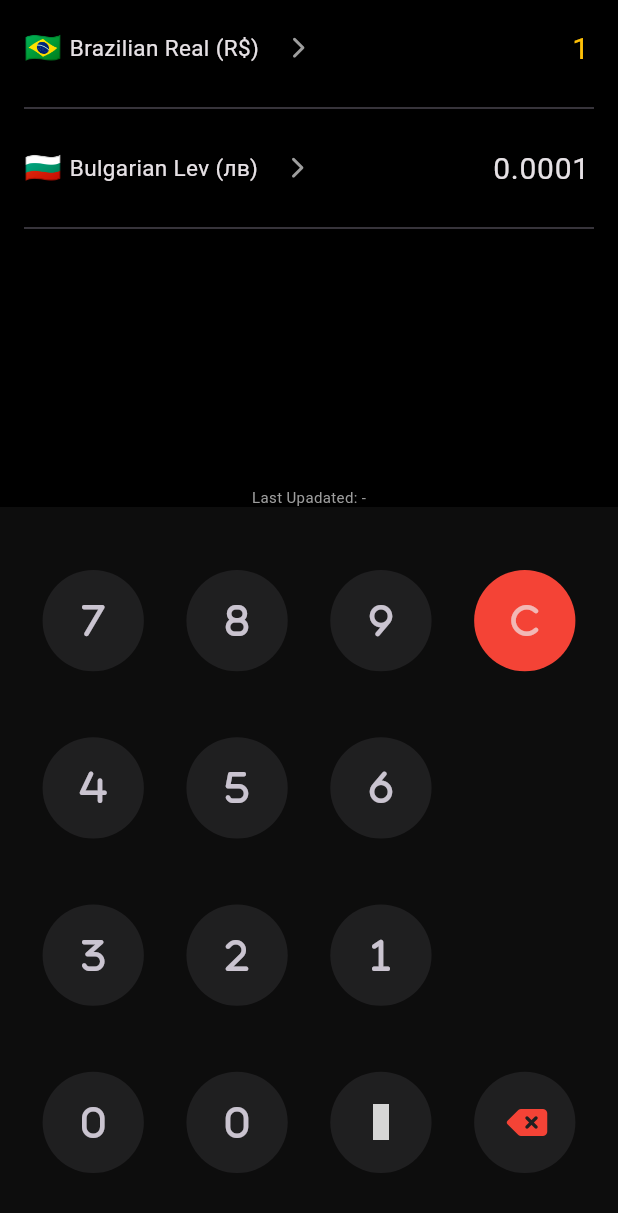
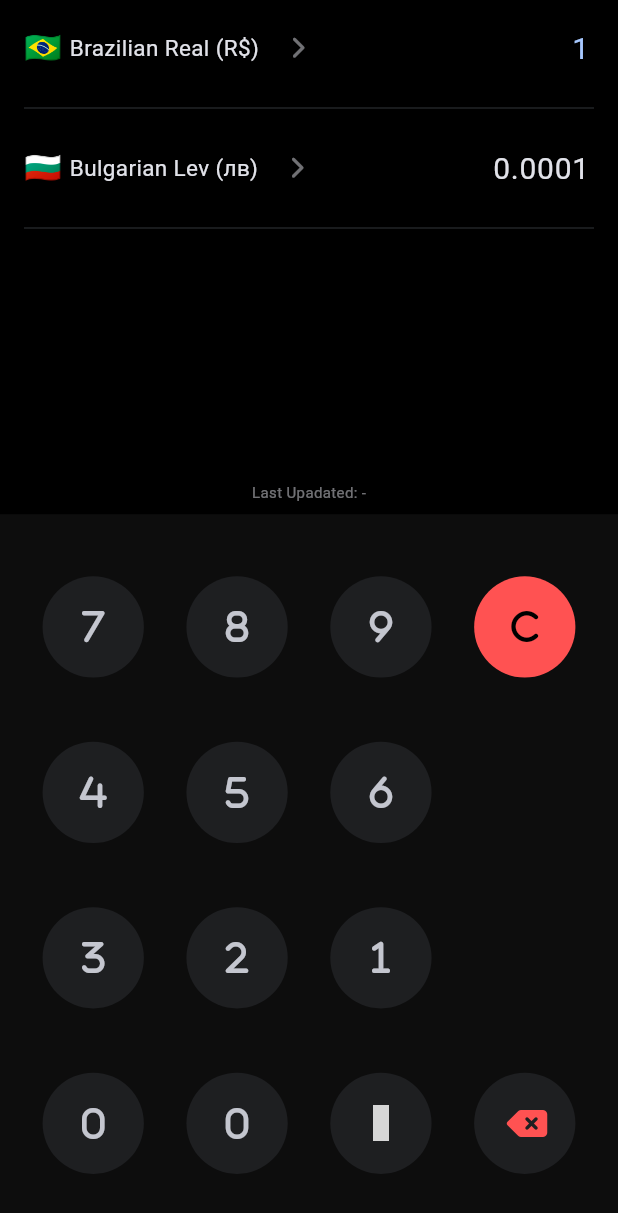
Before and after one commit to rajput-hemant/calculator, a Flutter app: the ExchangeRateScreen screen opened by its route, on a phone screen of 412 x 824 dp. Shown: the top 1213 px of the screen. Run offline on Flutter 3.47's test engine with Material 2 defaults, Android fonts, the phone set to English and light mode, and no system bars; our stand-ins replace flutter_dotenv, flutter_riverpod, font_awesome_flutter, math_expressions, rflutter_alert, shared_preferences; accounts and stored records are empty; network calls fail; grey boxes are pictures that could not be loaded.

```diff
--- a/lib/main.dart
+++ b/lib/main.dart
@@ -61,6 +61,7 @@ class Calculator extends ConsumerWidget {
         Routes.powerConversionScreen: (context) =>
             const PowerConversionScreen(),
         Routes.settingsScreen: (context) => const SettingsScreen(),
+        Routes.aboutScreen: (context) => const AboutScreen(),
       },
     );
   }
--- a/lib/screens/exchange_rate_screen.dart
+++ b/lib/screens/exchange_rate_screen.dart
@@ -139,7 +139,7 @@ class _ExchangeRateScreenState extends ConsumerState<ExchangeRateScreen> {
                   ),
                   const Padding(
                     padding: EdgeInsets.all(8),
-                    child: Divider(),
+                    child: Divider(thickness: 0.5),
                   ),
                   FieldListTile(
                     list: Currency.currenciesList,
@@ -163,17 +163,20 @@ class _ExchangeRateScreenState extends ConsumerState<ExchangeRateScreen> {
                   ),
                   const Padding(
                     padding: EdgeInsets.all(8),
-                    child: Divider(),
+                    child: Divider(thickness: 0.5),
                   ),
                 ],
               ),
             ),
           ),
-          Text(
-            "Last Upadated: $_lastUpdated",
-            style: const TextStyle(
-              fontSize: 10,
-              color: Colors.grey,
+          Padding(
+            padding: const EdgeInsets.only(bottom: 8),
+            child: Text(
+              "Last Upadated: $_lastUpdated",
+              style: TextStyle(
+                fontSize: 10,
+                color: Theme.of(context).colorScheme.onSurface.withOpacity(0.5),
+              ),
             ),
           ),
           Expanded(
--- a/lib/screens/screens.dart
+++ b/lib/screens/screens.dart
@@ -12,3 +12,4 @@ export 'volume_conversion_screen.dart';
 export 'weight_conversion_screen.dart';
 export 'time_conversion_screen.dart';
 export 'temeprature_conversion_screen.dart';
+export 'about_screen.dart';
--- a/lib/screens/unit_converter_screen.dart
+++ b/lib/screens/unit_converter_screen.dart
@@ -29,7 +29,7 @@ class UnitConverterScreen extends ConsumerWidget {
           ),
         UnitItem(
           icon: FontAwesomeIcons.ruler,
-          label: "length",
+          label: "Length",
           onPressed: () =>
               Navigator.pushNamed(context, Routes.lengthConversionScreen),
         ),
--- a/lib/theme/dark.dart
+++ b/lib/theme/dark.dart
@@ -1,35 +1,11 @@
 import 'package:flutter/material.dart';
 
-const darkColorScheme = ColorScheme(
+final darkColorScheme = ColorScheme.fromSeed(
+  seedColor: const Color(0x00207CDF),
   brightness: Brightness.dark,
-  primary: Color(0xFF2196F3),
-  onPrimary: Color(0xFF381E72),
-  primaryContainer: Color(0xFF4F378B),
-  onPrimaryContainer: Color(0xFFEADDFF),
-  secondary: Color(0xFFCCC2DC),
-  onSecondary: Color(0xFF332D41),
-  secondaryContainer: Color(0xFF4A4458),
-  onSecondaryContainer: Color(0xFFE8DEF8),
-  tertiary: Color(0xFFEFB8C8),
-  onTertiary: Color(0xFF492532),
-  tertiaryContainer: Color(0xFF633B48),
-  onTertiaryContainer: Color(0xFFFFD8E4),
-  error: Color(0xFFF2B8B5),
-  onError: Color(0xFF601410),
-  errorContainer: Color(0xFF8C1D18),
-  onErrorContainer: Color(0xFFF9DEDC),
-  outline: Color(0xFF938F99),
-  background: Color(0xFF000000),
-  onBackground: Color(0xFFE6E1E5),
-  surface: Color(0xFF000000),
-  onSurface: Color(0xFFE6E1E5),
-  surfaceVariant: Color(0xFF49454F),
-  onSurfaceVariant: Color(0xFFCAC4D0),
-  inverseSurface: Color(0xFFE6E1E5),
-  onInverseSurface: Color(0xFF313033),
-  inversePrimary: Color(0xFF6750A4),
-  shadow: Color(0xFF000000),
-  surfaceTint: Color(0xFF2196F3),
-  outlineVariant: Color(0xFF49454F),
-  scrim: Color(0xFF000000),
+  secondary: Colors.white.withOpacity(0.05),
+  background: Colors.black,
+  error: Colors.redAccent,
+  errorContainer: Colors.black,
+  surface: Colors.black,
 );
--- a/lib/theme/light.dart
+++ b/lib/theme/light.dart
@@ -1,35 +1,9 @@
 import 'package:flutter/material.dart';
 
-const lightColorScheme = ColorScheme(
+final lightColorScheme = ColorScheme.fromSeed(
+  seedColor: const Color(0x00207CDF),
   brightness: Brightness.light,
-  primary: Color(0xFF6750A4),
-  onPrimary: Color(0xFFFFFFFF),
-  primaryContainer: Color(0xFFEADDFF),
-  onPrimaryContainer: Color(0xFF21005D),
-  secondary: Color(0xFF625B71),
-  onSecondary: Color(0xFFFFFFFF),
-  secondaryContainer: Color(0xFFE8DEF8),
-  onSecondaryContainer: Color(0xFF1D192B),
-  tertiary: Color(0xFF7D5260),
-  onTertiary: Color(0xFFFFFFFF),
-  tertiaryContainer: Color(0xFFFFD8E4),
-  onTertiaryContainer: Color(0xFF31111D),
-  error: Color(0xFFB3261E),
-  onError: Color(0xFFFFFFFF),
-  errorContainer: Color(0xFFF9DEDC),
-  onErrorContainer: Color(0xFF410E0B),
-  outline: Color(0xFF79747E),
-  background: Color(0xFFFFFBFE),
-  onBackground: Color(0xFF1C1B1F),
-  surface: Color(0xFFFFFBFE),
-  onSurface: Color(0xFF1C1B1F),
-  surfaceVariant: Color(0xFFE7E0EC),
-  onSurfaceVariant: Color(0xFF49454F),
-  inverseSurface: Color(0xFF313033),
-  onInverseSurface: Color(0xFFF4EFF4),
-  inversePrimary: Color(0xFFD0BCFF),
-  shadow: Color(0xFF000000),
-  surfaceTint: Color(0xFF6750A4),
-  outlineVariant: Color(0xFFCAC4D0),
-  scrim: Color(0xFF000000),
+  secondary: Colors.white.withOpacity(0.5),
+  error: Colors.redAccent,
+  errorContainer: const Color(0xFFF9DEDC),
 );
--- a/lib/widgets/field_list_tile.dart
+++ b/lib/widgets/field_list_tile.dart
@@ -63,13 +63,14 @@ class FieldListTile extends StatelessWidget {
                 Text(
                   "${list[fieldIndex].name} (${isCurrency == true ? list[fieldIndex].symbol : list[fieldIndex].id})",
                   overflow: TextOverflow.ellipsis,
-                  style: const TextStyle(fontSize: 15, fontFamily: ""),
+                  style: const TextStyle(fontSize: 15),
                 ),
                 const SizedBox(width: 18),
-                const Icon(
+                Icon(
                   FontAwesomeIcons.chevronRight,
                   size: 15,
-                  color: Colors.grey,
+                  color:
+                      Theme.of(context).colorScheme.onSurface.withOpacity(0.5),
                 ),
               ],
             ),
@@ -93,7 +94,10 @@ class FieldListTile extends StatelessWidget {
               keyboardType: TextInputType.none,
               textAlign: TextAlign.right,
               style: TextStyle(
-                  fontSize: 20, color: isFieldSelected ? Colors.amber : null),
+                  fontSize: 20,
+                  color: isFieldSelected
+                      ? Theme.of(context).colorScheme.primary
+                      : null),
               decoration: const InputDecoration(border: InputBorder.none),
             ),
           ),
--- a/lib/widgets/keypad.dart
+++ b/lib/widgets/keypad.dart
@@ -93,7 +93,7 @@ class _KeypadState extends State<Keypad> {
     return Container(
       padding: const EdgeInsets.symmetric(vertical: 20),
       decoration: BoxDecoration(
-        color: Colors.white.withOpacity(0.05),
+        color: Theme.of(context).colorScheme.secondary,
       ),
       child: Column(
         children: [
@@ -213,8 +213,8 @@ class _KeypadState extends State<Keypad> {
                   RoundButton(
                     isScientic: showScientific,
                     icon: FontAwesomeIcons.c,
-                    iconColor: Theme.of(context).colorScheme.error,
-                    backgroundColor: Colors.red,
+                    iconColor: Theme.of(context).colorScheme.errorContainer,
+                    backgroundColor: Theme.of(context).colorScheme.error,
                     onPressed: () {
                       widget.controller.clear();
                       widget.onChanged();
@@ -232,7 +232,7 @@ class _KeypadState extends State<Keypad> {
                   RoundButton(
                     isScientic: showScientific,
                     icon: FontAwesomeIcons.deleteLeft,
-                    iconColor: Colors.red,
+                    iconColor: Theme.of(context).colorScheme.error,
                     onPressed: () {
                       removeLastCharacter();
                       widget.onChanged();
@@ -301,8 +301,8 @@ class _KeypadState extends State<Keypad> {
                   RoundButton(
                     isScientic: showScientific,
                     icon: FontAwesomeIcons.c,
-                    iconColor: Theme.of(context).colorScheme.error,
-                    backgroundColor: Colors.red,
+                    iconColor: Theme.of(context).colorScheme.errorContainer,
+                    backgroundColor: Theme.of(context).colorScheme.error,
                     onPressed: () {
                       widget.controller.clear();
                       widget.onChanged();
@@ -475,7 +475,7 @@ class _KeypadState extends State<Keypad> {
                   RoundButton(
                     isScientic: showScientific,
                     icon: FontAwesomeIcons.deleteLeft,
-                    iconColor: Colors.red,
+                    iconColor: Theme.of(context).colorScheme.error,
                     onPressed: () {
                       removeLastCharacter();
                       widget.onChanged();
--- a/pubspec.yaml
+++ b/pubspec.yaml
@@ -19,6 +19,8 @@ dependencies:
   flutter_riverpod: ^2.3.6
   shared_preferences: ^2.1.2
   flutter_dotenv: ^5.1.0
+  url_launcher: ^6.1.11
+  rflutter_alert: ^2.0.7
 
 dev_dependencies:
   flutter_test:
```
Also changed, not shown: lib/screens/about_screen.dart (added, +181 -0 lines), lib/screens/settings_screen.dart (+5 -3 lines), lib/widgets/main_appbar.dart (+7 -4 lines), lib/widgets/url_launcher.dart (added, +23 -0 lines), assets/images/github-dark.png (added), assets/images/github-light.png (added), pubspec.lock.
